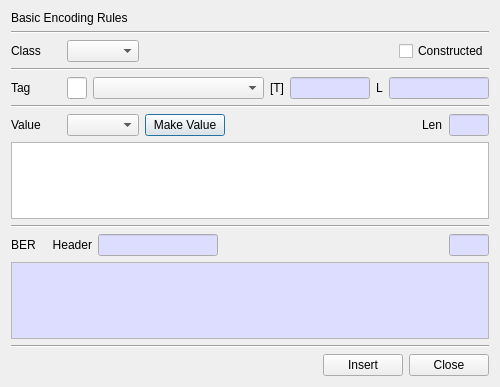
Above: BerEditor/make_ber_dlg.ui from jykim74/BerEditor before the change. Below: the same form after it.
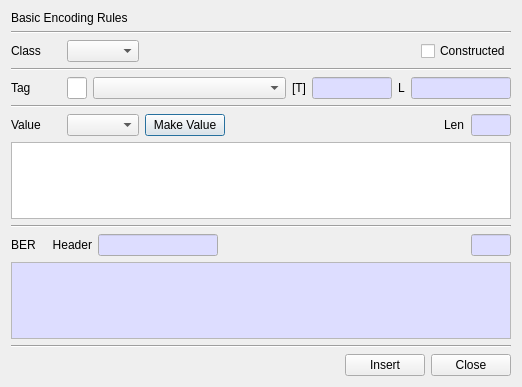
That is the form after the change.

```diff
--- a/BerEditor/make_ber_dlg.ui
+++ b/BerEditor/make_ber_dlg.ui
@@ -6,7 +6,7 @@
    <rect>
     <x>0</x>
     <y>0</y>
-    <width>500</width>
+    <width>518</width>
     <height>387</height>
    </rect>
   </property>
@@ -329,7 +329,14 @@
     </layout>
    </item>
    <item>
-    <widget class="QPlainTextEdit" name="mValueText"/>
+    <widget class="QPlainTextEdit" name="mValueText">
+     <property name="minimumSize">
+      <size>
+       <width>500</width>
+       <height>0</height>
+      </size>
+     </property>
+    </widget>
    </item>
    <item>
     <widget class="Line" name="line_5">
```
